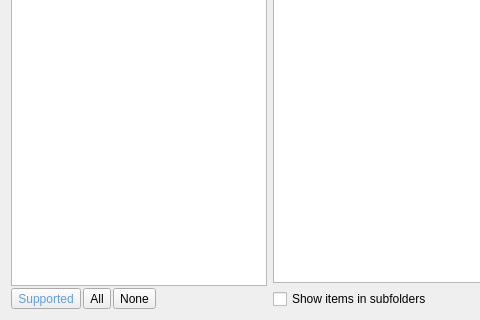
shotgunsoftware/tk-multi-loader2, file resources/dialog.ui: the form before one commit; both pictures show x 0 to 480 and y 456 to 776 of the 1331 by 776 pixel window.
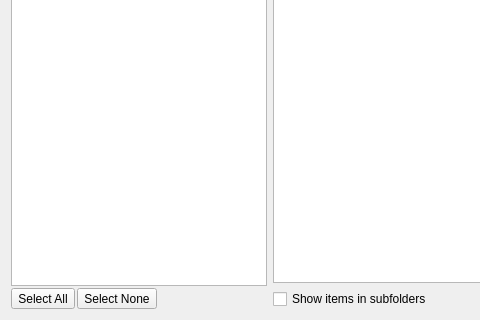
The form after the commit. Icons and pictures are not drawn.

Commit message: #24662 immediate display of summaries. Tweaks to filter buttons.

What changed in the file:
```diff
--- a/resources/dialog.ui
+++ b/resources/dialog.ui
@@ -175,26 +175,13 @@
            <property name="spacing">
             <number>2</number>
            </property>
-           <item>
-            <widget class="QToolButton" name="check_supported">
-             <property name="toolTip">
-              <string>Clicking the &lt;span style='color: #619DE0'&gt;supported&lt;/span&gt; button will check all the types in the type list above that are supported by the current application. After you have pressed this button, when browsing you will only see publishes which can be added to the current scene. </string>
-             </property>
-             <property name="styleSheet">
-              <string notr="true">QToolButton { color: #619DE0; }</string>
-             </property>
-             <property name="text">
-              <string>Supported</string>
-             </property>
-            </widget>
-           </item>
            <item>
             <widget class="QToolButton" name="check_all">
              <property name="toolTip">
               <string>Clicking the &lt;b&gt;All&lt;/b&gt; button will tick all the boxes in the list of type filters. After clicking, you will see all publishes when browsing, including publishes are not compatible with this application (for example you may see Nuke scripts when you are browsing inside Maya). Publishes that can be used in the current application will have an actions menu when they are selected, non-supported pubishes won't.</string>
              </property>
              <property name="text">
-              <string>All</string>
+              <string>Select All</string>
              </property>
             </widget>
            </item>
@@ -204,7 +191,7 @@
               <string>Clicking the &lt;b&gt;None&lt;/b&gt; button will untick all check boxes in the list except the Folders button.</string>
              </property>
              <property name="text">
-              <string>None</string>
+              <string>Select None</string>
              </property>
             </widget>
            </item>
```
The commit also changes 4 other files.
